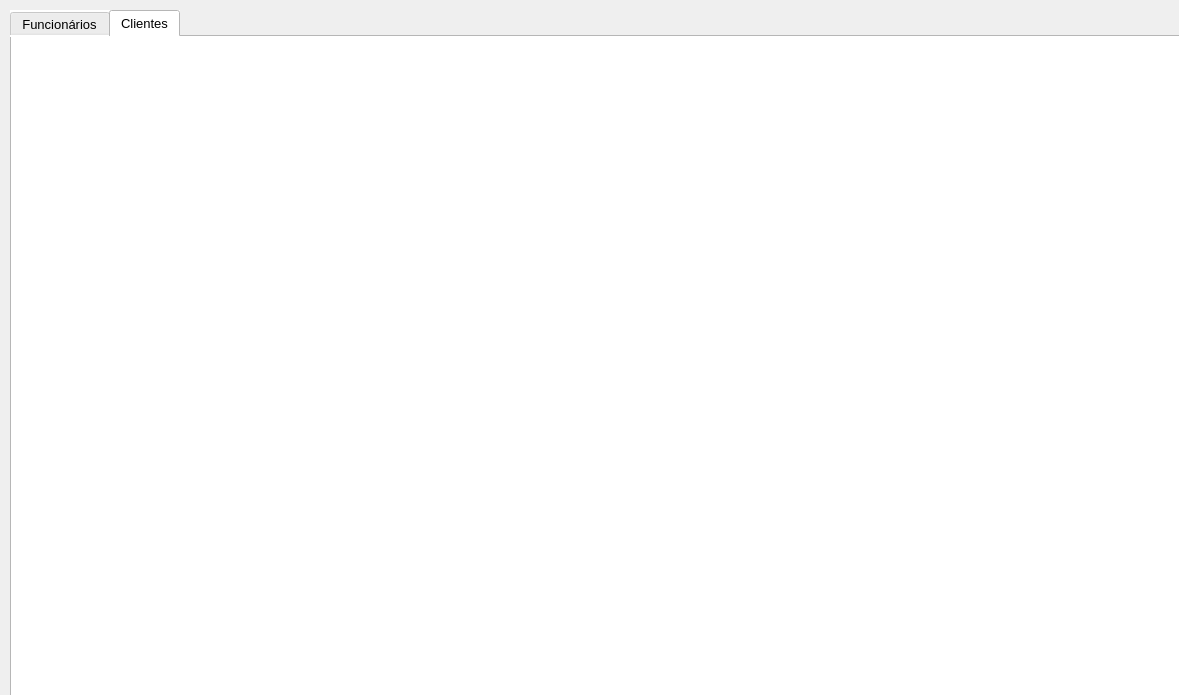
Above: projeto_EE_2022_1/telaprincipal.ui from MariaZBP/projeto_Qt before the change. Below: the same form after it.
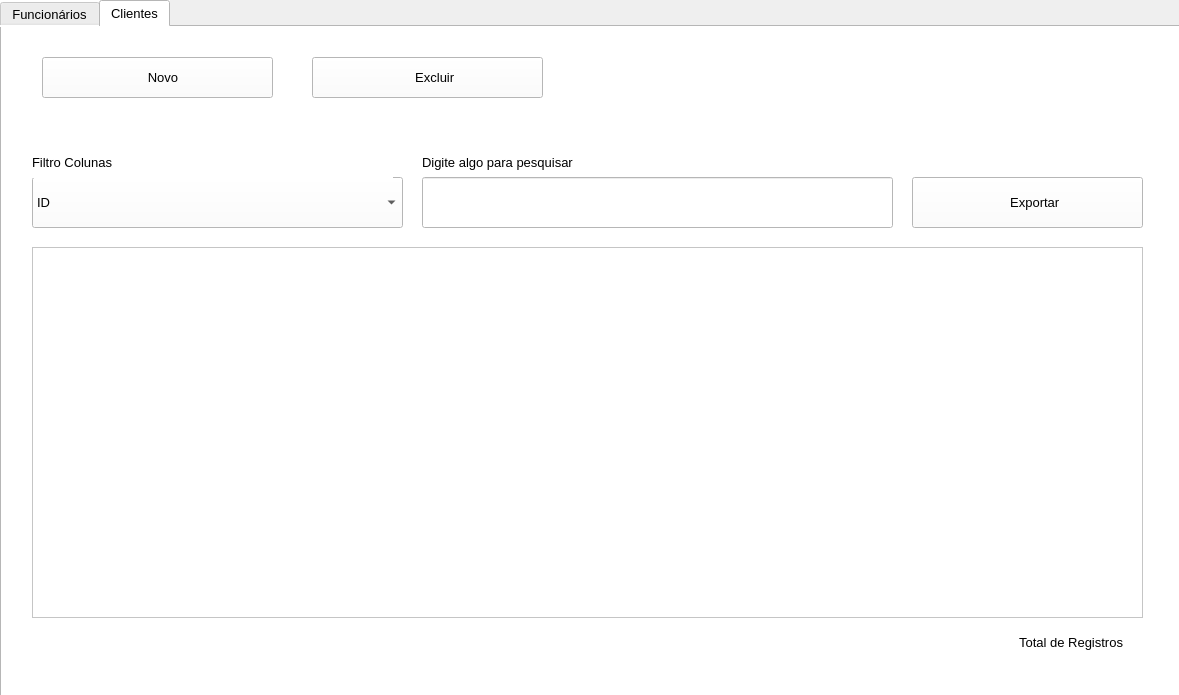
That is the form after the change. The open tabs and pages were chosen to show the change. Icons and pictures are not drawn.

Commit message: Personalização da aba Clientes

Patch:
```diff
--- a/projeto_EE_2022_1/telaprincipal.ui
+++ b/projeto_EE_2022_1/telaprincipal.ui
@@ -16,8 +16,8 @@
   <widget class="QTabWidget" name="tabWidget">
    <property name="geometry">
     <rect>
-     <x>10</x>
-     <y>10</y>
+     <x>0</x>
+     <y>0</y>
      <width>1201</width>
      <height>721</height>
     </rect>
@@ -295,6 +295,205 @@
     <attribute name="title">
      <string>Clientes</string>
     </attribute>
+    <widget class="QPushButton" name="btnExcluirCliente">
+     <property name="geometry">
+      <rect>
+       <x>310</x>
+       <y>30</y>
+       <width>231</width>
+       <height>41</height>
+      </rect>
+     </property>
+     <property name="font">
+      <font>
+       <pointsize>10</pointsize>
+      </font>
+     </property>
+     <property name="text">
+      <string>    Excluir</string>
+     </property>
+     <property name="icon">
+      <iconset resource="recursosimagens.qrc">
+       <normaloff>:/Imagens/Imagens/excluir.png</normaloff>:/Imagens/Imagens/excluir.png</iconset>
+     </property>
+    </widget>
+    <widget class="QTableWidget" name="tableWidgetClientes">
+     <property name="geometry">
+      <rect>
+       <x>30</x>
+       <y>220</y>
+       <width>1111</width>
+       <height>371</height>
+      </rect>
+     </property>
+    </widget>
+    <widget class="QPushButton" name="btnCadastrarCliente">
+     <property name="geometry">
+      <rect>
+       <x>40</x>
+       <y>30</y>
+       <width>231</width>
+       <height>41</height>
+      </rect>
+     </property>
+     <property name="font">
+      <font>
+       <pointsize>10</pointsize>
+      </font>
+     </property>
+     <property name="text">
+      <string>   Novo</string>
+     </property>
+     <property name="icon">
+      <iconset>
+       <selectedon>:/Imagens/Imagens/novo.png</selectedon>
+      </iconset>
+     </property>
+    </widget>
+    <widget class="QLabel" name="lblTotalRegistrosCliente">
+     <property name="geometry">
+      <rect>
+       <x>910</x>
+       <y>600</y>
+       <width>211</width>
+       <height>31</height>
+      </rect>
+     </property>
+     <property name="font">
+      <font>
+       <pointsize>10</pointsize>
+      </font>
+     </property>
+     <property name="text">
+      <string>&lt;html&gt;&lt;head/&gt;&lt;body&gt;&lt;p align=&quot;right&quot;&gt;Total de Registros&lt;/p&gt;&lt;/body&gt;&lt;/html&gt;</string>
+     </property>
+    </widget>
+    <widget class="QComboBox" name="comboBoxColunaFiltroCliente">
+     <property name="geometry">
+      <rect>
+       <x>30</x>
+       <y>150</y>
+       <width>371</width>
+       <height>51</height>
+      </rect>
+     </property>
+     <property name="font">
+      <font>
+       <pointsize>10</pointsize>
+      </font>
+     </property>
+     <item>
+      <property name="text">
+       <string>ID</string>
+      </property>
+     </item>
+     <item>
+      <property name="text">
+       <string>CPF</string>
+      </property>
+     </item>
+     <item>
+      <property name="text">
+       <string>Nome</string>
+      </property>
+     </item>
+     <item>
+      <property name="text">
+       <string>Endereço</string>
+      </property>
+     </item>
+     <item>
+      <property name="text">
+       <string>Data de Nascimento</string>
+      </property>
+     </item>
+     <item>
+      <property name="text">
+       <string>Telefone</string>
+      </property>
+     </item>
+     <item>
+      <property name="text">
+       <string>Email</string>
+      </property>
+     </item>
+    </widget>
+    <widget class="QLabel" name="label_5">
+     <property name="geometry">
+      <rect>
+       <x>420</x>
+       <y>120</y>
+       <width>421</width>
+       <height>31</height>
+      </rect>
+     </property>
+     <property name="font">
+      <font>
+       <pointsize>10</pointsize>
+      </font>
+     </property>
+     <property name="text">
+      <string>Digite algo para pesquisar</string>
+     </property>
+    </widget>
+    <widget class="QLineEdit" name="txtPesquisarCliente">
+     <property name="geometry">
+      <rect>
+       <x>420</x>
+       <y>150</y>
+       <width>471</width>
+       <height>51</height>
+      </rect>
+     </property>
+     <property name="font">
+      <font>
+       <pointsize>10</pointsize>
+      </font>
+     </property>
+     <property name="clearButtonEnabled">
+      <bool>true</bool>
+     </property>
+    </widget>
+    <widget class="QLabel" name="label_6">
+     <property name="geometry">
+      <rect>
+       <x>30</x>
+       <y>120</y>
+       <width>361</width>
+       <height>31</height>
+      </rect>
+     </property>
+     <property name="font">
+      <font>
+       <pointsize>10</pointsize>
+      </font>
+     </property>
+     <property name="text">
+      <string>Filtro Colunas</string>
+     </property>
+    </widget>
+    <widget class="QPushButton" name="btnExportarClienteExcel">
+     <property name="geometry">
+      <rect>
+       <x>910</x>
+       <y>150</y>
+       <width>231</width>
+       <height>51</height>
+      </rect>
+     </property>
+     <property name="font">
+      <font>
+       <pointsize>10</pointsize>
+      </font>
+     </property>
+     <property name="text">
+      <string>    Exportar</string>
+     </property>
+     <property name="icon">
+      <iconset resource="recursosimagens.qrc">
+       <normaloff>:/Imagens/Imagens/excel.png</normaloff>:/Imagens/Imagens/excel.png</iconset>
+     </property>
+    </widget>
    </widget>
   </widget>
  </widget>
```
Left out of the diff: 2 changed lines with no effect on the pictures. The commit also changes 14 other files.
